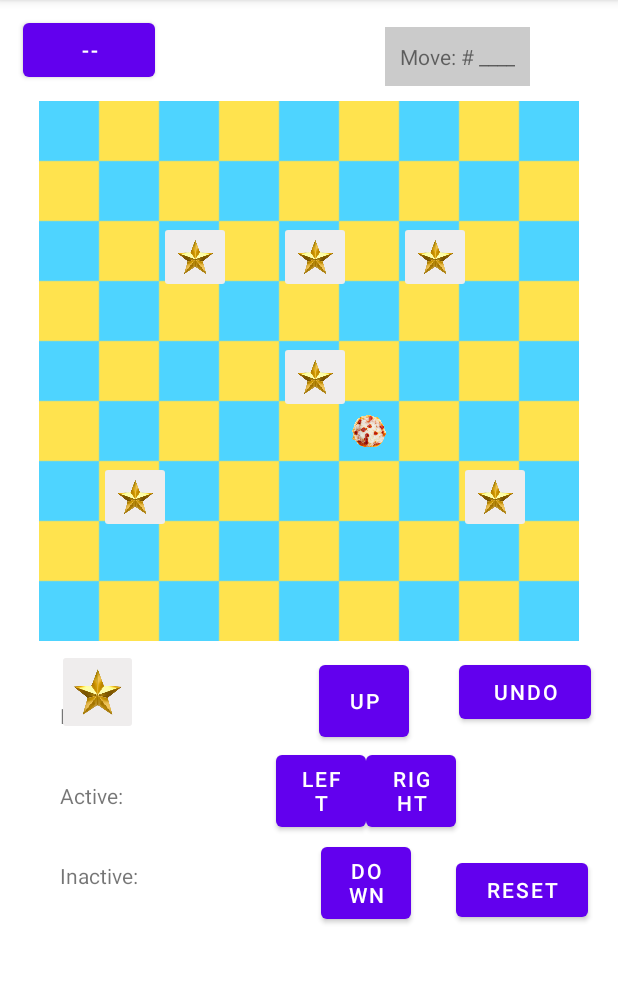
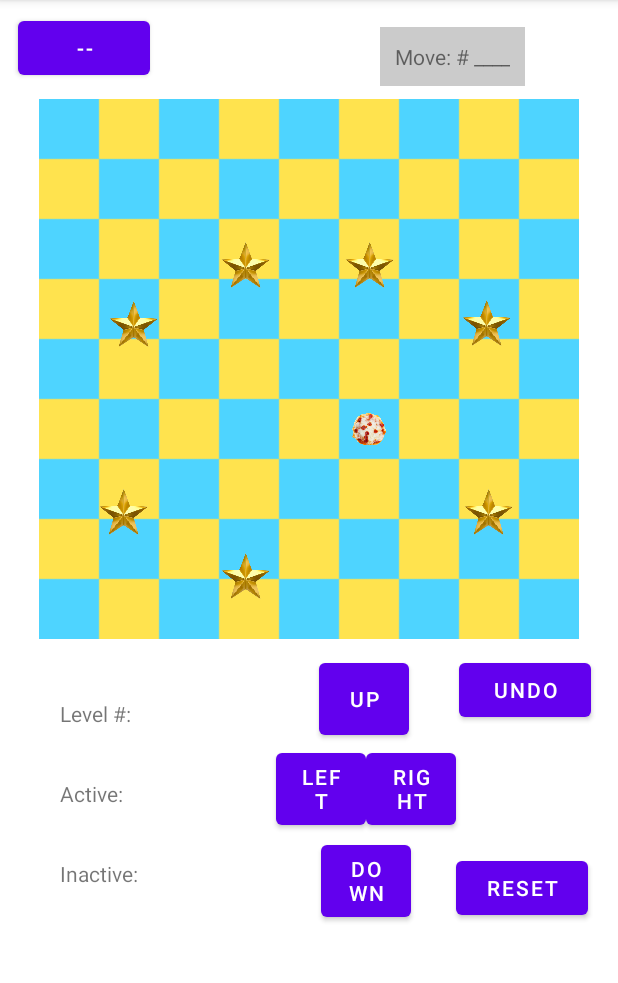
Before and after one commit to kcharris/PuzzleBitesGame, an Android app: the MainPageActivity screen opened directly, with no data from a screen before it, on a phone screen of 412 x 824 dp, the part 84-1067 px from its top. Run offline under Robolectric (Android 15) with nearby library versions, the phone set to English and light mode, and no system bars.

Commit message:
Braeden - Implementing user movement inside app
I have begun the process of allowing the user to access the puzzle, trophy, or settings screen using the user's sprite (in this case a bagel bite). I have switched all of the imageButtons to imageViews so that they bagel and stars are of the same type and can be compared

```diff
--- a/app/src/main/java/com/example/puzzlebites/MainPageActivity.java
+++ b/app/src/main/java/com/example/puzzlebites/MainPageActivity.java
@@ -71,10 +71,10 @@ public class MainPageActivity extends AppCompatActivity {
         ViewGroup.MarginLayoutParams vlp = (ViewGroup.MarginLayoutParams) mainBagelIV.getLayoutParams();
         int margin1 = vlp.topMargin;
         int margin2 = vlp.leftMargin;
-        ImageButton puzzleBTN1 = findViewById(R.id.PuzzleBTN1);
+        /*ImageButton puzzleBTN1 = findViewById(R.id.PuzzleBTN1);
         if(viewsOverlap(mainBagelIV, puzzleBTN1)) {
             toPuzzle(v);
-        }
+        }*/
         if(vlp.topMargin != 0){
             setMargins(mainBagelIV, margin2, margin1- getPXFromDP(40), 0, 0);
         }
--- a/app/src/main/java/com/example/puzzlebites/PuzzleActivity.java
+++ b/app/src/main/java/com/example/puzzlebites/PuzzleActivity.java
@@ -93,14 +93,14 @@ public class PuzzleActivity extends AppCompatActivity {
 
         public void moveLeft(View v){
             ImageView bagelIV = findViewById(R.id.bagelIV);
-            ImageButton puzzleBTN1 = findViewById(R.id.PuzzleBTN1);
+            /*ImageButton puzzleBTN1 = findViewById(R.id.PuzzleBTN1);*/
             ViewGroup.MarginLayoutParams vlp = (ViewGroup.MarginLayoutParams) bagelIV.getLayoutParams();
 
             int margin1 = vlp.topMargin;
             int margin2 = vlp.leftMargin;
-            if(puzzleBTN1.getLayoutParams().height == bagelIV.getHeight() && puzzleBTN1.getLayoutParams().width == bagelIV.getWidth()) {
+            /*if(puzzleBTN1.getLayoutParams().height == bagelIV.getHeight() && puzzleBTN1.getLayoutParams().width == bagelIV.getWidth()) {
 
-            }
+            }*/
             if(vlp.leftMargin != 0){
                 setMargins(bagelIV, margin2- getPXFromDP(40), margin1, 0, 0);
             }
--- a/app/src/main/res/layout/activity_main_page.xml
+++ b/app/src/main/res/layout/activity_main_page.xml
@@ -11,8 +11,8 @@
         android:id="@+id/backBTN"
         android:layout_width="wrap_content"
         android:layout_height="wrap_content"
-        android:layout_marginStart="15dp"
-        android:layout_marginTop="9dp"
+        android:layout_marginStart="12dp"
+        android:layout_marginTop="8dp"
         android:onClick="returnHome"
         android:text="--"
         app:layout_constraintStart_toStartOf="parent"
@@ -133,106 +133,6 @@
         app:layout_constraintTop_toBottomOf="@+id/backBTN"
         app:srcCompat="@drawable/gridboard1" />
 
-    <ImageButton
-        android:id="@+id/trophiesBTN"
-        android:layout_width="48dp"
-        android:layout_height="48dp"
-        android:layout_marginStart="40dp"
-        android:layout_marginTop="240dp"
-        android:backgroundTint="#EFEDED"
-        android:contentDescription="Sends the user to trophie page"
-        android:onClick="toTrophies"
-        android:scaleType="centerCrop"
-        app:layout_constraintStart_toStartOf="@id/gridboardIV"
-        app:layout_constraintTop_toTopOf="@id/gridboardIV"
-        app:srcCompat="@drawable/goldenstar" />
-
-    <ImageButton
-        android:id="@+id/PuzzleBTN1"
-        android:layout_width="48dp"
-        android:layout_height="48dp"
-        android:layout_marginStart="80dp"
-        android:layout_marginTop="80dp"
-        android:backgroundTint="#EFEDED"
-        android:contentDescription="Sends the user to Puzzle1"
-        android:onClick="toPuzzle"
-        android:scaleType="centerCrop"
-        app:layout_constraintStart_toStartOf="@id/gridboardIV"
-        app:layout_constraintTop_toTopOf="@id/gridboardIV"
-        app:srcCompat="@drawable/goldenstar" />
-
-    <ImageButton
-        android:id="@+id/settingBTN"
-        android:layout_width="54dp"
-        android:layout_height="57dp"
-        android:backgroundTint="#EFEDED"
-        android:contentDescription="Sends the user to Puzzle1"
-        android:onClick="toPuzzle"
-        android:scaleType="centerCrop"
-        app:layout_constraintBottom_toBottomOf="parent"
-        app:layout_constraintEnd_toEndOf="parent"
-        app:layout_constraintHorizontal_bias="0.106"
-        app:layout_constraintStart_toStartOf="parent"
-        app:layout_constraintTop_toTopOf="parent"
-        app:layout_constraintVertical_bias="0.609"
-        app:srcCompat="@drawable/goldenstar" />
-
-    <ImageButton
-        android:id="@+id/puzzleBTN2"
-        android:layout_width="48dp"
-        android:layout_height="48dp"
-        android:layout_marginStart="160dp"
-        android:layout_marginTop="80dp"
-        android:backgroundTint="#EFEDED"
-        android:contentDescription="Sends the user to Puzzle1"
-        android:onClick="toPuzzle"
-        android:scaleType="centerCrop"
-        app:layout_constraintStart_toStartOf="@id/gridboardIV"
-        app:layout_constraintTop_toTopOf="@id/gridboardIV"
-        app:srcCompat="@drawable/goldenstar" />
-
-    <ImageButton
-        android:id="@+id/puzzleBTN3"
-        android:layout_width="48dp"
-        android:layout_height="48dp"
-        android:layout_marginStart="240dp"
-        android:layout_marginTop="80dp"
-        android:backgroundTint="#EFEDED"
-        android:contentDescription="Sends the user to Puzzle1"
-        android:onClick="toPuzzle"
-        android:scaleType="centerCrop"
-        app:layout_constraintStart_toStartOf="@id/gridboardIV"
-        app:layout_constraintTop_toTopOf="@id/gridboardIV"
-        app:srcCompat="@drawable/goldenstar" />
-
-    <ImageButton
-        android:id="@+id/puzzleBTN4"
-        android:layout_width="48dp"
-        android:layout_height="48dp"
-        android:layout_marginStart="280dp"
-        android:layout_marginTop="240dp"
-        android:backgroundTint="#EFEDED"
-        android:contentDescription="Sends the user to Puzzle1"
-        android:onClick="toPuzzle"
-        android:scaleType="centerCrop"
-        app:layout_constraintStart_toStartOf="@id/gridboardIV"
-        app:layout_constraintTop_toTopOf="@id/gridboardIV"
-        app:srcCompat="@drawable/goldenstar" />
-
-    <ImageButton
-        android:id="@+id/puzzleBTN5"
-        android:layout_width="48dp"
-        android:layout_height="48dp"
-        android:layout_marginStart="160dp"
-        android:layout_marginTop="160dp"
-        android:backgroundTint="#EFEDED"
-        android:contentDescription="Sends the user to Puzzle1"
-        android:onClick="toPuzzle"
-        android:scaleType="centerCrop"
-        app:layout_constraintStart_toStartOf="@id/gridboardIV"
-        app:layout_constraintTop_toTopOf="@id/gridboardIV"
-        app:srcCompat="@drawable/goldenstar" />
-
     <ImageView
         android:id="@+id/mainBagelIV"
         android:layout_width="40dp"
@@ -243,4 +143,94 @@
         app:layout_constraintTop_toTopOf="@+id/gridboardIV"
         app:srcCompat="@drawable/bagelbitebegin" />
 
+    <ImageView
+        android:id="@+id/lvlOne"
+        android:layout_width="41dp"
+        android:layout_height="37dp"
+        android:scaleType="centerCrop"
+        app:layout_constraintBottom_toBottomOf="parent"
+        app:layout_constraintEnd_toEndOf="parent"
+        app:layout_constraintHorizontal_bias="0.167"
+        app:layout_constraintStart_toStartOf="parent"
+        app:layout_constraintTop_toTopOf="parent"
+        app:layout_constraintVertical_bias="0.442"
+        app:srcCompat="@drawable/goldenstar" />
+
+    <ImageView
+        android:id="@+id/lvlSetting"
+        android:layout_width="41dp"
+        android:layout_height="37dp"
+        android:scaleType="centerCrop"
+        app:layout_constraintBottom_toBottomOf="parent"
+        app:layout_constraintEnd_toEndOf="parent"
+        app:layout_constraintHorizontal_bias="0.386"
+        app:layout_constraintStart_toStartOf="parent"
+        app:layout_constraintTop_toTopOf="parent"
+        app:srcCompat="@drawable/goldenstar" />
+
+    <ImageView
+        android:id="@+id/lvlTwo"
+        android:layout_width="41dp"
+        android:layout_height="37dp"
+        android:scaleType="centerCrop"
+        app:layout_constraintBottom_toBottomOf="parent"
+        app:layout_constraintEnd_toEndOf="parent"
+        app:layout_constraintHorizontal_bias="0.186"
+        app:layout_constraintStart_toStartOf="parent"
+        app:layout_constraintTop_toTopOf="parent"
+        app:layout_constraintVertical_bias="0.27"
+        app:srcCompat="@drawable/goldenstar" />
+
+    <ImageView
+        android:id="@+id/lvlThree"
+        android:layout_width="41dp"
+        android:layout_height="37dp"
+        android:scaleType="centerCrop"
+        app:layout_constraintBottom_toBottomOf="parent"
+        app:layout_constraintEnd_toEndOf="parent"
+        app:layout_constraintHorizontal_bias="0.386"
+        app:layout_constraintStart_toStartOf="parent"
+        app:layout_constraintTop_toTopOf="parent"
+        app:layout_constraintVertical_bias="0.216"
+        app:srcCompat="@drawable/goldenstar" />
+
+    <ImageView
+        android:id="@+id/lvlFour"
+        android:layout_width="41dp"
+        android:layout_height="37dp"
+        android:scaleType="centerCrop"
+        app:layout_constraintBottom_toBottomOf="parent"
+        app:layout_constraintEnd_toEndOf="parent"
+        app:layout_constraintHorizontal_bias="0.61"
+        app:layout_constraintStart_toStartOf="parent"
+        app:layout_constraintTop_toTopOf="parent"
+        app:layout_constraintVertical_bias="0.216"
+        app:srcCompat="@drawable/goldenstar" />
+
+    <ImageView
+        android:id="@+id/lvlFive"
+        android:layout_width="41dp"
+        android:layout_height="37dp"
+        android:scaleType="centerCrop"
+        app:layout_constraintBottom_toBottomOf="parent"
+        app:layout_constraintEnd_toEndOf="parent"
+        app:layout_constraintHorizontal_bias="0.821"
+        app:layout_constraintStart_toStartOf="parent"
+        app:layout_constraintTop_toTopOf="parent"
+        app:layout_constraintVertical_bias="0.269"
+        app:srcCompat="@drawable/goldenstar" />
+
+    <ImageView
+        android:id="@+id/lvlTrophy"
+        android:layout_width="41dp"
+        android:layout_height="37dp"
+        android:scaleType="centerCrop"
+        app:layout_constraintBottom_toBottomOf="parent"
+        app:layout_constraintEnd_toEndOf="parent"
+        app:layout_constraintHorizontal_bias="0.824"
+        app:layout_constraintStart_toStartOf="parent"
+        app:layout_constraintTop_toTopOf="parent"
+        app:layout_constraintVertical_bias="0.442"
+        app:srcCompat="@drawable/goldenstar" />
+
 </androidx.constraintlayout.widget.ConstraintLayout>
```
